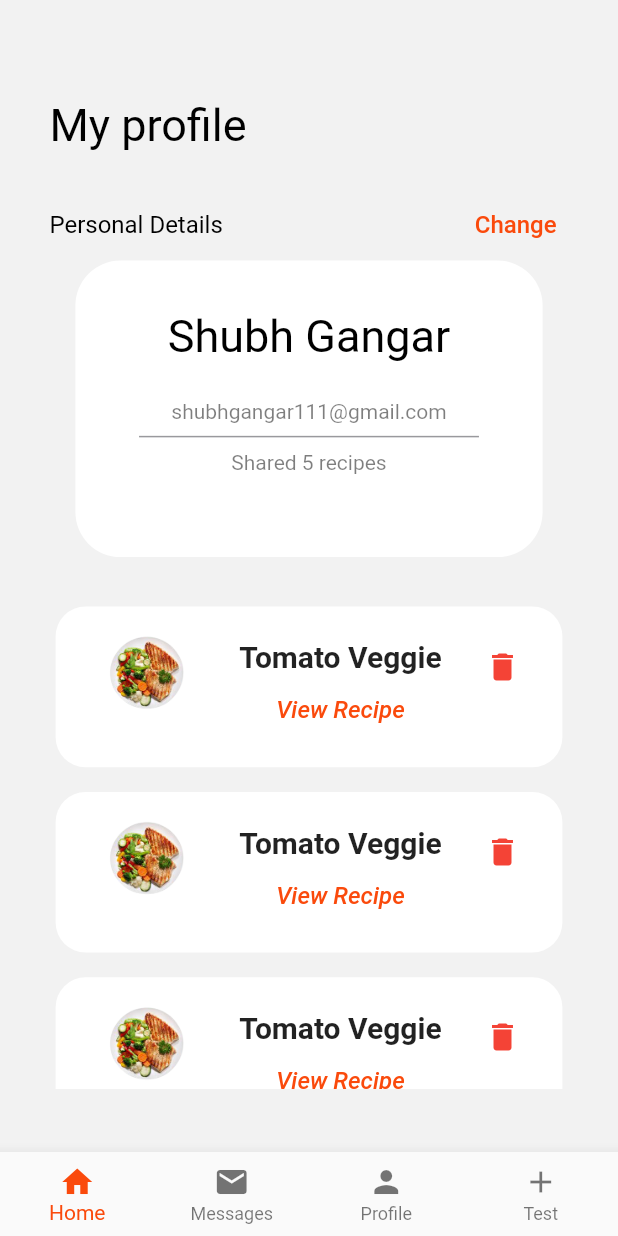
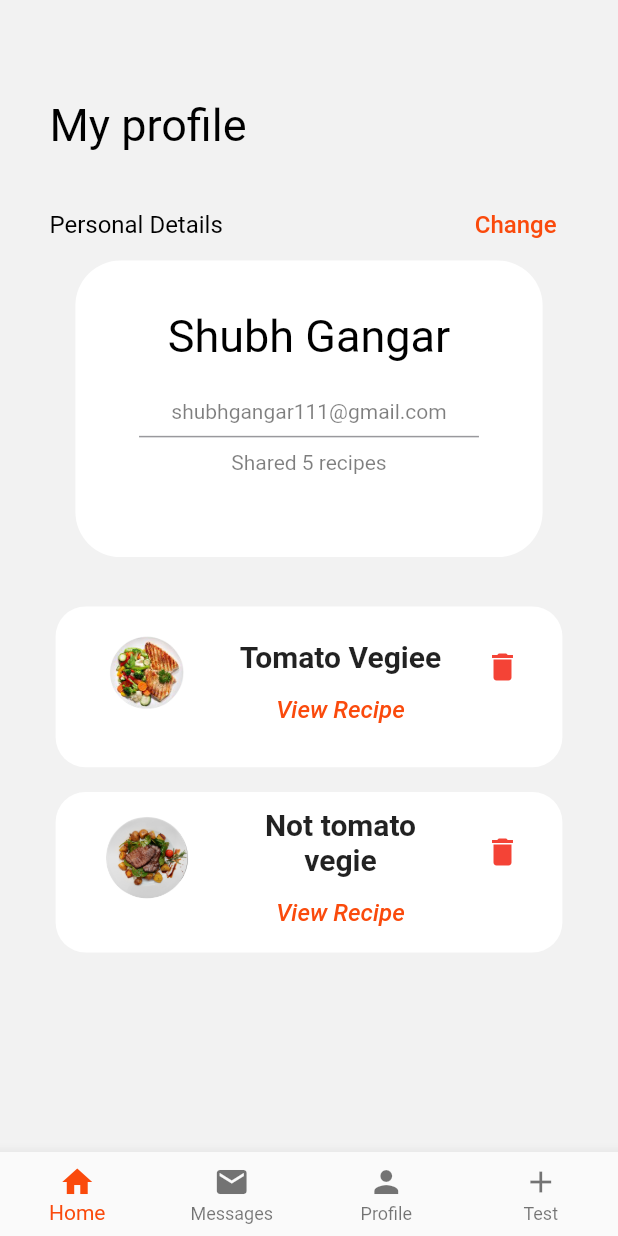
Before and after one commit to kashish1211/Raaz-E-Rasoi, a Flutter app: the screen it shows after launch, on a phone screen of 412 x 824 dp. Run offline on Flutter 3.47's test engine with Material 2 defaults, Android fonts, the phone set to English and light mode, and no system bars.

Commit message:
list added

```diff
--- a/lib/widgets/profile_list.dart
+++ b/lib/widgets/profile_list.dart
@@ -1,6 +1,10 @@
 import 'package:flutter/material.dart';
 
 class ProfileList extends StatelessWidget {
+  List recipes = [
+    ['Tomato Vegiee', 'assets/images/grill.png'],
+    ['Not tomato vegie', 'assets/images/demodish.png']
+  ];
   @override
   Widget build(BuildContext context) {
     MediaQueryData queryData;
@@ -20,7 +24,7 @@ class ProfileList extends StatelessWidget {
               leading: CircleAvatar(
                 backgroundColor: Colors.white,
                 radius: 45,
-                child: Image.asset('assets/images/grill.png'),
+                child: Image.asset(recipes[index][1]),
               ),
               title: Align(
                 alignment: Alignment.center,
@@ -28,7 +32,8 @@ class ProfileList extends StatelessWidget {
                   mainAxisAlignment: MainAxisAlignment.center,
                   children: [
                     Text(
-                      'Tomato Veggie',
+                      recipes[index][0],
+                      textAlign: TextAlign.center,
                       style: TextStyle(
                         fontSize: 20,
                         fontWeight: FontWeight.bold,
@@ -59,6 +64,7 @@ class ProfileList extends StatelessWidget {
           ),
         );
       },
+      itemCount: recipes.length,
     );
   }
 }
```
